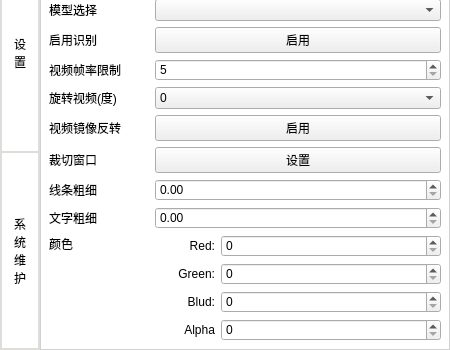
This is funlist.ui in Zyun-Eureka/project-vbox-1021 as Qt 5 draws it before an edit; both pictures show x 0 to 450 and y 244 to 594 of the 450 by 594 pixel window. The edited form follows.
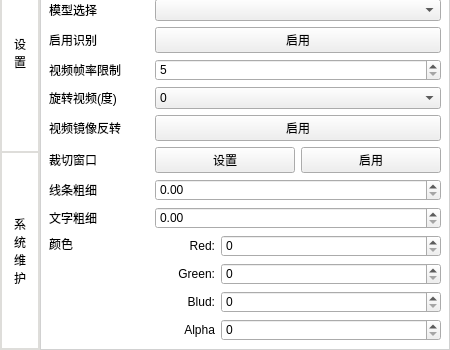
This is the edited form.

```diff
--- a/funlist.ui
+++ b/funlist.ui
@@ -449,6 +449,16 @@
            </property>
           </widget>
          </item>
+         <item>
+          <widget class="QPushButton" name="enable_cut">
+           <property name="text">
+            <string>启用</string>
+           </property>
+           <property name="checkable">
+            <bool>true</bool>
+           </property>
+          </widget>
+         </item>
         </layout>
        </item>
        <item>
```
Left out of the diff: 2 changed lines with no effect on the pictures.
